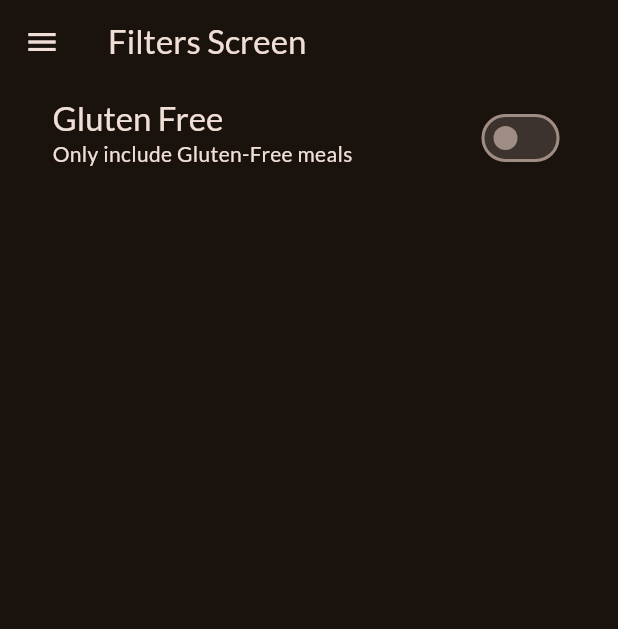
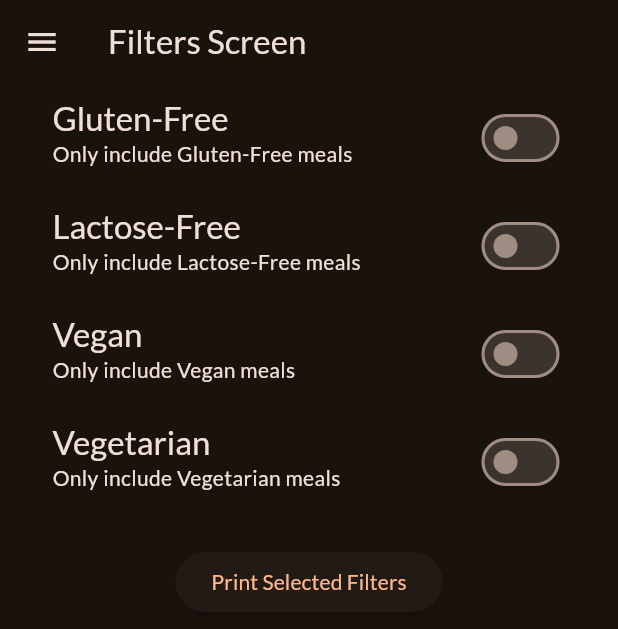
Before and after one commit to BilalDurmus08/meals_app, a Flutter app: the Filters screen opened directly, on a phone screen of 412 x 824 dp. Shown: the top 629 px of the screen. Run offline on Flutter 3.47's test engine with Material 3 defaults, Android fonts, the phone set to English and light mode, and no system bars; our stand-ins replace google_fonts, transparent_image.

Commit message:
switchlisttileitem class added and some arranges

```diff
--- a/lib/screens/filters.dart
+++ b/lib/screens/filters.dart
@@ -1,6 +1,7 @@
 import 'package:flutter/material.dart';
 import 'package:meals_app/screens/tabs.dart';
 import 'package:meals_app/widgets/drawer_main.dart';
+import 'package:meals_app/widgets/switch_list_tile_item.dart';
 
 class Filters extends StatefulWidget {
   const Filters({super.key});
@@ -12,49 +13,81 @@ class Filters extends StatefulWidget {
 }
 
 class _FiltersState extends State<Filters> {
-  bool onchecked = false;
+  bool _checkGlutenFree = false;
+  bool _checkLactoseFree = false;
+  bool _checkVegan = false;
+  bool _checkVegetarian = false;
+
   @override
   Widget build(BuildContext context) {
     return Scaffold(
-      appBar: AppBar(title: Text('Filters Screen')),
+      appBar: AppBar(title: const Text('Filters Screen')),
       drawer: DrawerMain(
         onSelectedScreen: (labelScreen) {
           if (labelScreen == 'filters') {
             Navigator.push(
               context,
-              MaterialPageRoute(builder: (context) => Filters()),
+              MaterialPageRoute(builder: (context) => const Filters()),
             );
           } else if (labelScreen == 'meals') {
             Navigator.pushReplacement(
               context,
-              MaterialPageRoute(builder: (context) => TabsScreen()),
+              MaterialPageRoute(builder: (context) => const TabsScreen()),
             );
           }
         },
       ),
       body: Column(
         children: [
-          SwitchListTile(
-            value: onchecked,
-            onChanged: (didCheckedInput) {
+          SwitchListTileItem(
+            checkParameter: _checkGlutenFree,
+            subText: 'Only include Gluten-Free meals',
+            mainText: 'Gluten-Free',
+            onToggle: (newValue) {
               setState(() {
-                onchecked = didCheckedInput;
+                _checkGlutenFree = newValue;
               });
             },
-            contentPadding: EdgeInsets.only(left: 35, right: 35),
-            title: Text(
-              'Gluten Free',
-              style: Theme.of(context).textTheme.titleLarge!.copyWith(
-                color: Theme.of(context).colorScheme.onSurface,
-              ),
-            ),
-            subtitle: Text(
-              'Only include Gluten-Free meals',
-              style: Theme.of(context).textTheme.bodyMedium!.copyWith(
-                color: Theme.of(context).colorScheme.onSurface,
-              ),
-            ),
-            activeColor: Theme.of(context).colorScheme.tertiary,
+          ),
+          SwitchListTileItem(
+            checkParameter: _checkLactoseFree,
+            subText: 'Only include Lactose-Free meals',
+            mainText: 'Lactose-Free',
+            onToggle: (newValue) {
+              setState(() {
+                _checkLactoseFree = newValue;
+              });
+            },
+          ),
+          SwitchListTileItem(
+            checkParameter: _checkVegan,
+            subText: 'Only include Vegan meals',
+            mainText: 'Vegan',
+            onToggle: (newValue) {
+              setState(() {
+                _checkVegan = newValue;
+              });
+            },
+          ),
+          SwitchListTileItem(
+            checkParameter: _checkVegetarian,
+            subText: 'Only include Vegetarian meals',
+            mainText: 'Vegetarian',
+            onToggle: (newValue) {
+              setState(() {
+                _checkVegetarian = newValue;
+              });
+            },
+          ),
+          const SizedBox(height: 20),
+          ElevatedButton(
+            onPressed: () {
+              print('Gluten-Free: $_checkGlutenFree');
+              print('Lactose-Free: $_checkLactoseFree');
+              print('Vegan: $_checkVegan');
+              print('Vegetarian: $_checkVegetarian');
+            },
+            child: const Text('Print Selected Filters'),
           ),
         ],
       ),
--- /dev/null
+++ b/lib/widgets/switch_list_tile_item.dart
@@ -0,0 +1,38 @@
+import 'package:flutter/material.dart';
+
+class SwitchListTileItem extends StatelessWidget {
+  const SwitchListTileItem({
+    super.key,
+    required this.checkParameter,
+    required this.mainText,
+    required this.subText,
+    required this.onToggle,
+  });
+
+  final bool checkParameter;
+  final String mainText;
+  final String subText;
+  final void Function(bool) onToggle;
+
+  @override
+  Widget build(BuildContext context) {
+    return SwitchListTile(
+      value: checkParameter,
+      onChanged: onToggle,
+      contentPadding: const EdgeInsets.only(left: 35, right: 35),
+      title: Text(
+        mainText,
+        style: Theme.of(context).textTheme.titleLarge!.copyWith(
+          color: Theme.of(context).colorScheme.onSurface,
+        ),
+      ),
+      subtitle: Text(
+        subText,
+        style: Theme.of(context).textTheme.bodyMedium!.copyWith(
+          color: Theme.of(context).colorScheme.onSurface,
+        ),
+      ),
+      activeColor: Theme.of(context).colorScheme.tertiary,
+    );
+  }
+}
```
